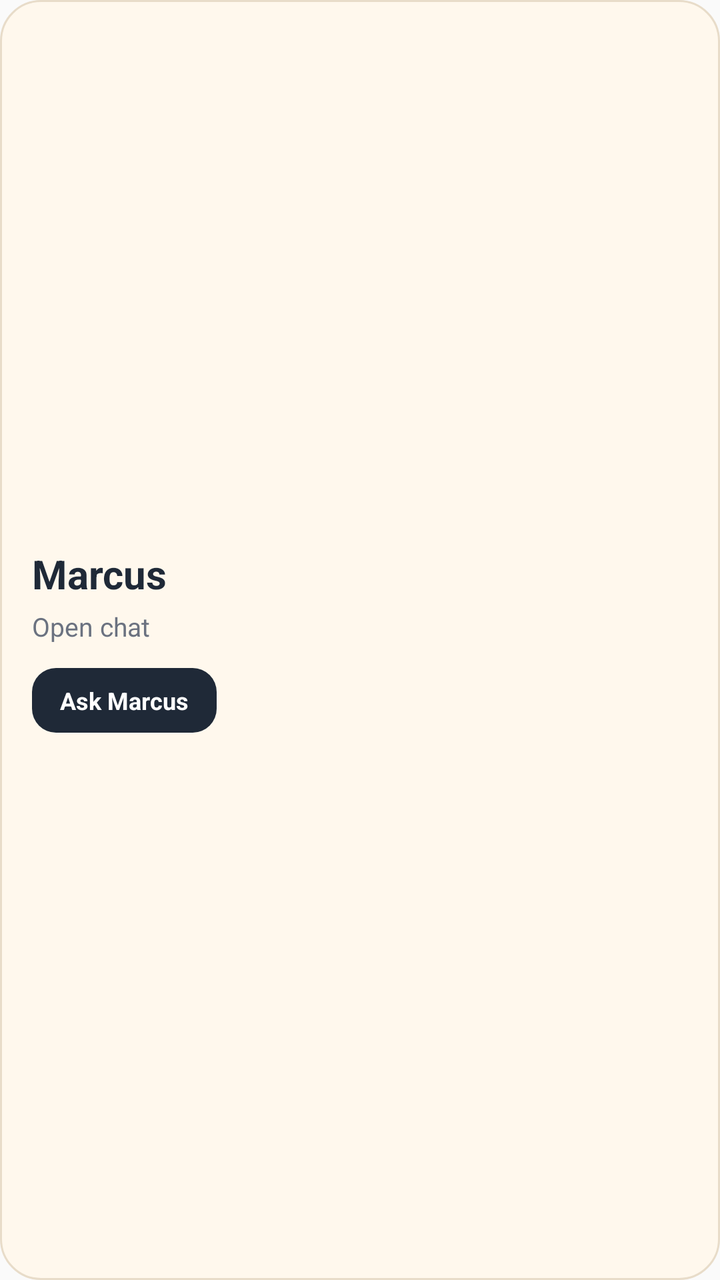
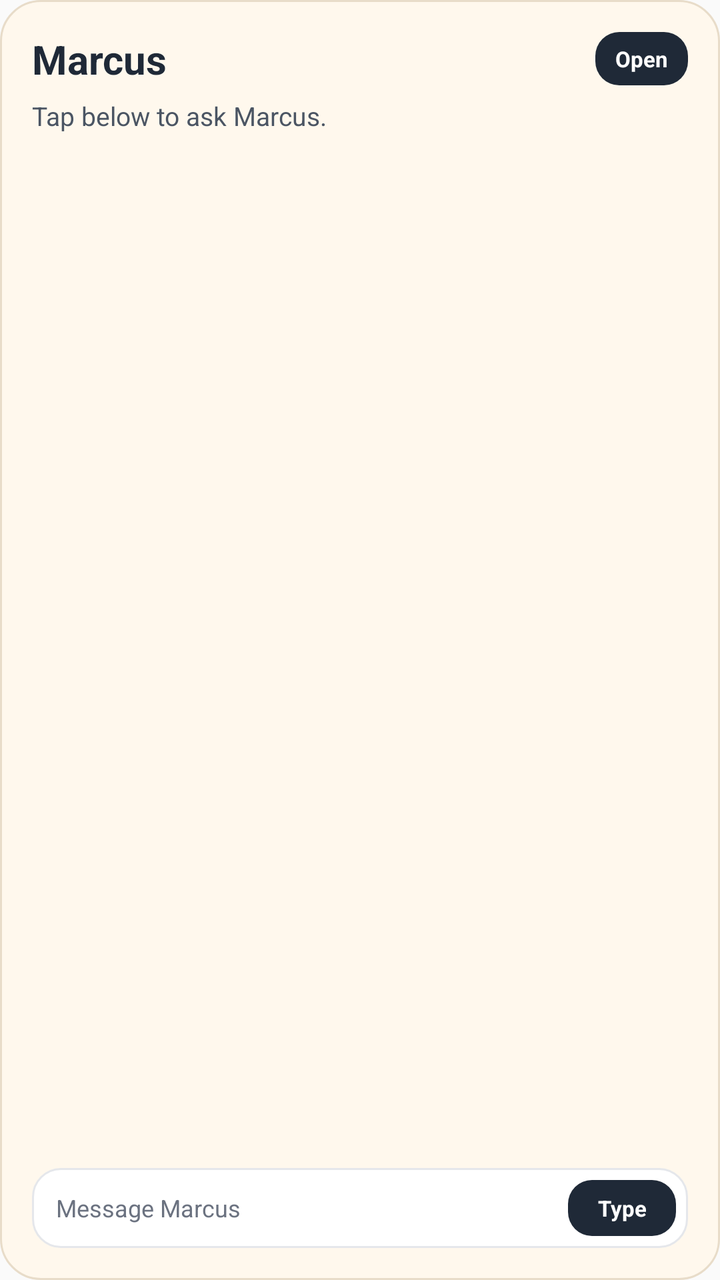

Compare the two renders of this Android layout. The source of the first and the diff that turns it into the second are given below.
<!-- AndroidManifest.xml: application theme AppTheme -->
<!-- res/layout/marcus_widget.xml -->
<?xml version="1.0" encoding="utf-8"?>
<LinearLayout xmlns:android="http://schemas.android.com/apk/res/android"
    android:id="@+id/marcus_widget_root"
    android:layout_width="match_parent"
    android:layout_height="match_parent"
    android:background="@drawable/marcus_widget_background"
    android:gravity="center_vertical"
    android:orientation="vertical"
    android:padding="16dp">

    <TextView
        android:layout_width="wrap_content"
        android:layout_height="wrap_content"
        android:text="Marcus"
        android:textColor="#1F2937"
        android:textSize="20sp"
        android:textStyle="bold" />

    <TextView
        android:layout_width="wrap_content"
        android:layout_height="wrap_content"
        android:layout_marginTop="4dp"
        android:text="Open chat"
        android:textColor="#6B7280"
        android:textSize="13sp" />

    <TextView
        android:id="@+id/marcus_widget_button"
        android:layout_width="wrap_content"
        android:layout_height="wrap_content"
        android:layout_marginTop="12dp"
        android:background="@drawable/marcus_widget_button"
        android:paddingLeft="14dp"
        android:paddingTop="8dp"
        android:paddingRight="14dp"
        android:paddingBottom="8dp"
        android:text="Ask Marcus"
        android:textColor="#FFFFFF"
        android:textSize="12sp"
        android:textStyle="bold" />
</LinearLayout>
<!-- resources referenced by this layout -->
<resources>
  <!-- drawable marcus_widget_background (drawable) -->
  <?xml version="1.0" encoding="utf-8"?>
  <shape xmlns:android="http://schemas.android.com/apk/res/android">
      <solid android:color="#FFF8ED" />
      <stroke android:width="1dp" android:color="#E8DCC9" />
      <corners android:radius="20dp" />
  </shape>
  <!-- drawable marcus_widget_button (drawable) -->
  <?xml version="1.0" encoding="utf-8"?>
  <shape xmlns:android="http://schemas.android.com/apk/res/android">
      <solid android:color="#1F2937" />
      <corners android:radius="12dp" />
  </shape>
  <style name="AppTheme" parent="Theme.AppCompat.Light.DarkActionBar">
          
          <item name="colorPrimary">@color/colorPrimary</item>
          <item name="colorPrimaryDark">@color/colorPrimaryDark</item>
          <item name="colorAccent">@color/colorAccent</item>
      </style>
</resources>

<!-- the commit's change to res/layout/marcus_widget.xml (unified diff, before → after) -->
@@ -4,38 +4,82 @@
     android:layout_width="match_parent"
     android:layout_height="match_parent"
     android:background="@drawable/marcus_widget_background"
-    android:gravity="center_vertical"
     android:orientation="vertical"
     android:padding="16dp">
 
-    <TextView
-        android:layout_width="wrap_content"
+    <LinearLayout
+        android:layout_width="match_parent"
         android:layout_height="wrap_content"
-        android:text="Marcus"
-        android:textColor="#1F2937"
-        android:textSize="20sp"
-        android:textStyle="bold" />
+        android:gravity="center_vertical"
+        android:orientation="horizontal">
+
+        <TextView
+            android:layout_width="0dp"
+            android:layout_height="wrap_content"
+            android:layout_weight="1"
+            android:text="Marcus"
+            android:textColor="#1F2937"
+            android:textSize="20sp"
+            android:textStyle="bold" />
+
+        <TextView
+            android:id="@+id/marcus_widget_open_app"
+            android:layout_width="wrap_content"
+            android:layout_height="wrap_content"
+            android:background="@drawable/marcus_widget_button"
+            android:paddingLeft="10dp"
+            android:paddingTop="6dp"
+            android:paddingRight="10dp"
+            android:paddingBottom="6dp"
+            android:text="Open"
+            android:textColor="#FFFFFF"
+            android:textSize="11sp"
+            android:textStyle="bold" />
+    </LinearLayout>
 
     <TextView
-        android:layout_width="wrap_content"
-        android:layout_height="wrap_content"
-        android:layout_marginTop="4dp"
-        android:text="Open chat"
-        android:textColor="#6B7280"
+        android:id="@+id/marcus_widget_reply"
+        android:layout_width="match_parent"
+        android:layout_height="0dp"
+        android:layout_marginTop="6dp"
+        android:layout_weight="1"
+        android:ellipsize="end"
+        android:maxLines="3"
+        android:text="Tap below to ask Marcus."
+        android:textColor="#4B5563"
         android:textSize="13sp" />
 
-    <TextView
+    <LinearLayout
         android:id="@+id/marcus_widget_button"
-        android:layout_width="wrap_content"
-        android:layout_height="wrap_content"
-        android:layout_marginTop="12dp"
-        android:background="@drawable/marcus_widget_button"
-        android:paddingLeft="14dp"
-        android:paddingTop="8dp"
-        android:paddingRight="14dp"
-        android:paddingBottom="8dp"
-        android:text="Ask Marcus"
-        android:textColor="#FFFFFF"
-        android:textSize="12sp"
-        android:textStyle="bold" />
+        android:layout_width="match_parent"
+        android:layout_height="40dp"
+        android:layout_marginTop="10dp"
+        android:background="@drawable/marcus_widget_input"
+        android:gravity="center_vertical"
+        android:orientation="horizontal"
+        android:paddingLeft="12dp"
+        android:paddingRight="6dp">
+
+        <TextView
+            android:id="@+id/marcus_widget_prompt"
+            android:layout_width="0dp"
+            android:layout_height="wrap_content"
+            android:layout_weight="1"
+            android:ellipsize="end"
+            android:singleLine="true"
+            android:text="Message Marcus"
+            android:textColor="#6B7280"
+            android:textSize="12sp" />
+
+        <TextView
+            android:layout_width="wrap_content"
+            android:layout_height="28dp"
+            android:background="@drawable/marcus_widget_button"
+            android:gravity="center"
+            android:minWidth="54dp"
+            android:text="Type"
+            android:textColor="#FFFFFF"
+            android:textSize="11sp"
+            android:textStyle="bold" />
+    </LinearLayout>
 </LinearLayout>
<!-- resource entries referenced after the edit -->
@@ -13,6 +13,13 @@
       <solid android:color="#1F2937" />
       <corners android:radius="12dp" />
   </shape>
+  <!-- drawable marcus_widget_input (drawable) -->
+  <?xml version="1.0" encoding="utf-8"?>
+  <shape xmlns:android="http://schemas.android.com/apk/res/android">
+      <solid android:color="#FFFFFF" />
+      <stroke android:width="1dp" android:color="#E5E7EB" />
+      <corners android:radius="14dp" />
+  </shape>
   <style name="AppTheme" parent="Theme.AppCompat.Light.DarkActionBar">
           
           <item name="colorPrimary">@color/colorPrimary</item>
